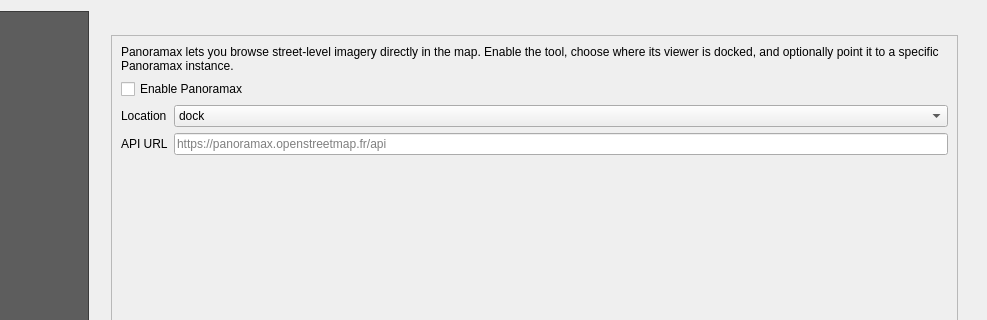
Qt form lizmap/resources/ui/ui_lizmap.ui (3liz/lizmap-plugin) before a commit; both pictures show x 213 to 1200 and y 0 to 320 of the 1200 by 900 pixel window.
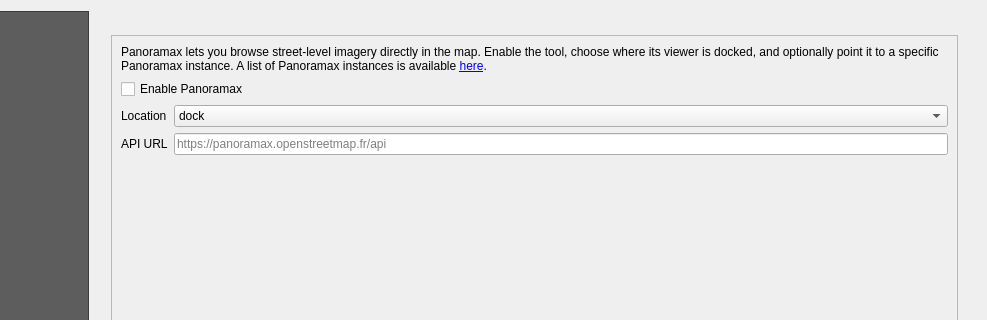
The same form after that commit. The open tabs and pages were chosen to show the change. Custom widgets are drawn as their Qt base class.

Commit message: Panoramax: add lin to https://explore.panoramax.fr/fr/instances

```diff
--- a/lizmap/resources/ui/ui_lizmap.ui
+++ b/lizmap/resources/ui/ui_lizmap.ui
@@ -4507,7 +4507,7 @@
                <item>
                 <widget class="QLabel" name="label_panoramax_panel">
                  <property name="text">
-                  <string>Panoramax lets you browse street-level imagery directly in the map. Enable the tool, choose where its viewer is docked, and optionally point it to a specific Panoramax instance.</string>
+                  <string>&lt;html&gt;&lt;head/&gt;&lt;body&gt;&lt;p&gt;Panoramax lets you browse street-level imagery directly in the map. Enable the tool, choose where its viewer is docked, and optionally point it to a specific Panoramax instance. A list of Panoramax instances is available &lt;a href=&quot;https://explore.panoramax.fr/fr/instances&quot;&gt;&lt;span style=&quot; text-decoration: underline; color:#0000ff;&quot;&gt;here&lt;/span&gt;&lt;/a&gt;.&lt;/p&gt;&lt;/body&gt;&lt;/html&gt;</string>
                  </property>
                  <property name="wordWrap">
                   <bool>true</bool>
```
Left out of the diff: 3 changed lines with no effect on the pictures.
